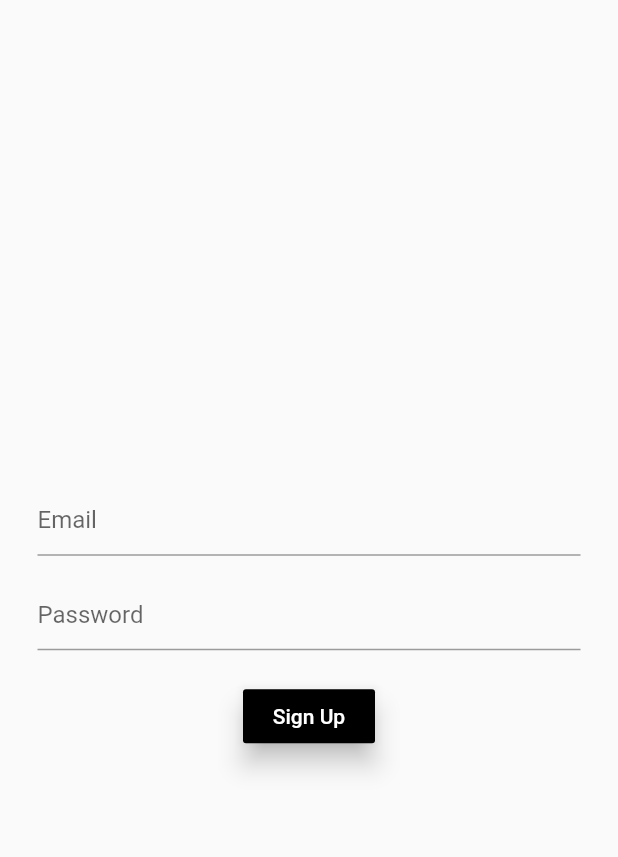
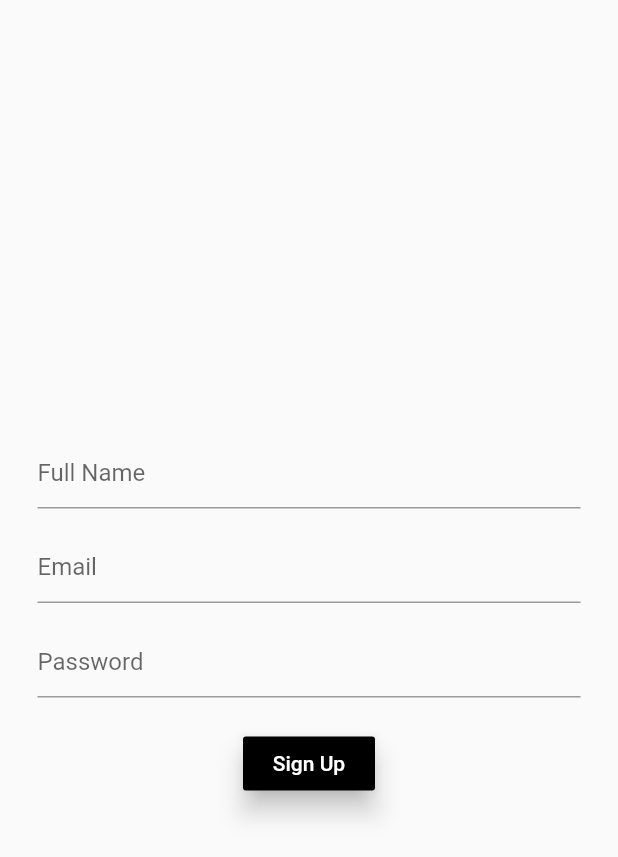
Before and after one commit to dhikshithrm/placeholder, a Flutter app: the Login screen opened by its route, after a tap on "Sign Up", on a phone screen of 412 x 824 dp. Shown: the top 857 px of the screen. Run offline on Flutter 3.47's test engine with Material 2 defaults, Android fonts, the phone set to English and light mode, and no system bars; our stand-ins replace carousel_pro, cloud_firestore, firebase_auth, firebase_database, flare_flutter, fluttertoast and 3 more; missing offline and left inert: flare_dart, flare_splash_screen; accounts and stored records are empty; project files that could hold a hidden picture were left out.

Commit message:
signup 2

```diff
--- a/lib/pages/login_page.dart
+++ b/lib/pages/login_page.dart
@@ -30,7 +30,7 @@ class _LoginState extends State<Login> {
       }
       void isSignedIn() async{
         setState(() {
-          loading = true;
+
         });
         preferences = await SharedPreferences.getInstance();
         isLogedin = await googleSignIn.isSignedIn();
@@ -52,6 +52,7 @@ class _LoginState extends State<Login> {
         GoogleSignInAuthentication googleSignInAuthentication = await googleUser.authentication;
         final AuthCredential credential = GoogleAuthProvider.getCredential(idToken: googleSignInAuthentication.idToken, accessToken: googleSignInAuthentication.accessToken);
         FirebaseUser firebaseUser = (await firebaseAuth.signInWithCredential(credential)).user;
+
         if(firebaseUser != null){
           final QuerySnapshot result = await Firestore.instance.collection('users').where("id", isEqualTo: firebaseUser.uid).getDocuments();
           final List<DocumentSnapshot> documents = result.documents;
@@ -76,7 +77,7 @@ class _LoginState extends State<Login> {
           setState(() {
             loading = false;
           });
-
+          Navigator.of(context).pushReplacementNamed('/home');
         }
         else{
 
@@ -150,6 +151,12 @@ class _LoginState extends State<Login> {
                   onPressed: (){
                     Navigator.of(context).pushNamed('/signuppage');
                   },
+                ),
+                Visibility(
+                  visible: loading??true,
+                  child: Container(
+                    child: CircularProgressIndicator()
+                  ),
                 )
                ],
              ),
--- a/lib/pages/signup_page.dart
+++ b/lib/pages/signup_page.dart
@@ -8,7 +8,7 @@ class Signup extends StatefulWidget {
 }
 
 class _SignupState extends State<Signup> {
-
+  String _name;
   String _email;
   String _password;
 
@@ -22,6 +22,17 @@ class _SignupState extends State<Signup> {
              child: Column(
                mainAxisAlignment: MainAxisAlignment.center,
                children: <Widget>[
+                 TextField(
+                   decoration: InputDecoration(
+                     hintText: 'Full Name'
+                   ),
+                   onChanged: (value){
+                     setState(() {
+                       _name = value;
+                     });
+                   },
+                 ),
+                SizedBox(height: 15.0),
                  TextField(
                    decoration: InputDecoration(
                      hintText: 'Email'
@@ -52,7 +63,12 @@ class _SignupState extends State<Signup> {
                       email: _email,
                       password: _password,
                       ).then((signedInUser){
-                        UserManagemenent().storeNewUser(signedInUser, context);
+                        Map value = {
+                        "email": signedInUser.user.email,
+                        "userId": signedInUser.user.uid.toString(),
+                        "userName": _name
+                        };
+                        UserManagemenent().createUser(signedInUser.user.uid,value, context);
                       }).catchError((e){
                         AlertDialog(
                           title: Text("Error"),
--- a/pubspec.yaml
+++ b/pubspec.yaml
@@ -28,6 +28,7 @@ dependencies:
   firebase_auth: ^0.16.1
   cloud_firestore: ^0.13.4+2
   google_sign_in:
+  firebase_database:
   shared_preferences: ^0.5.7+3
   fluttertoast: ^4.0.1
 
```
Also changed, not shown: lib/services/user_management.dart (+9 -9 lines), pubspec.lock.
